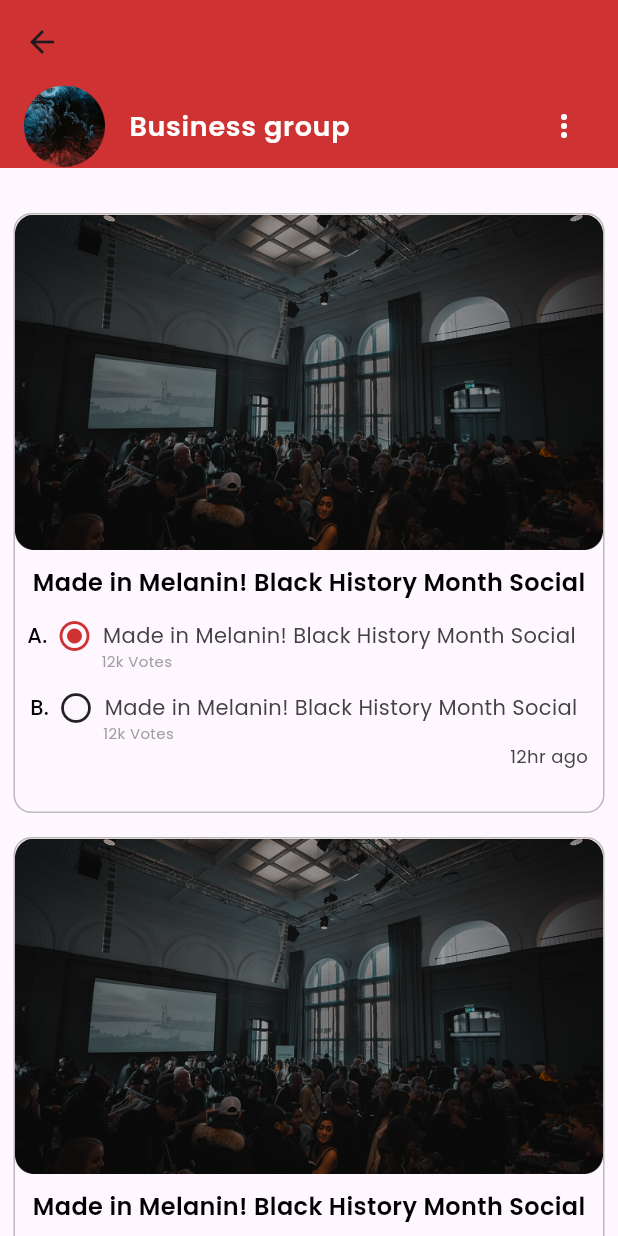
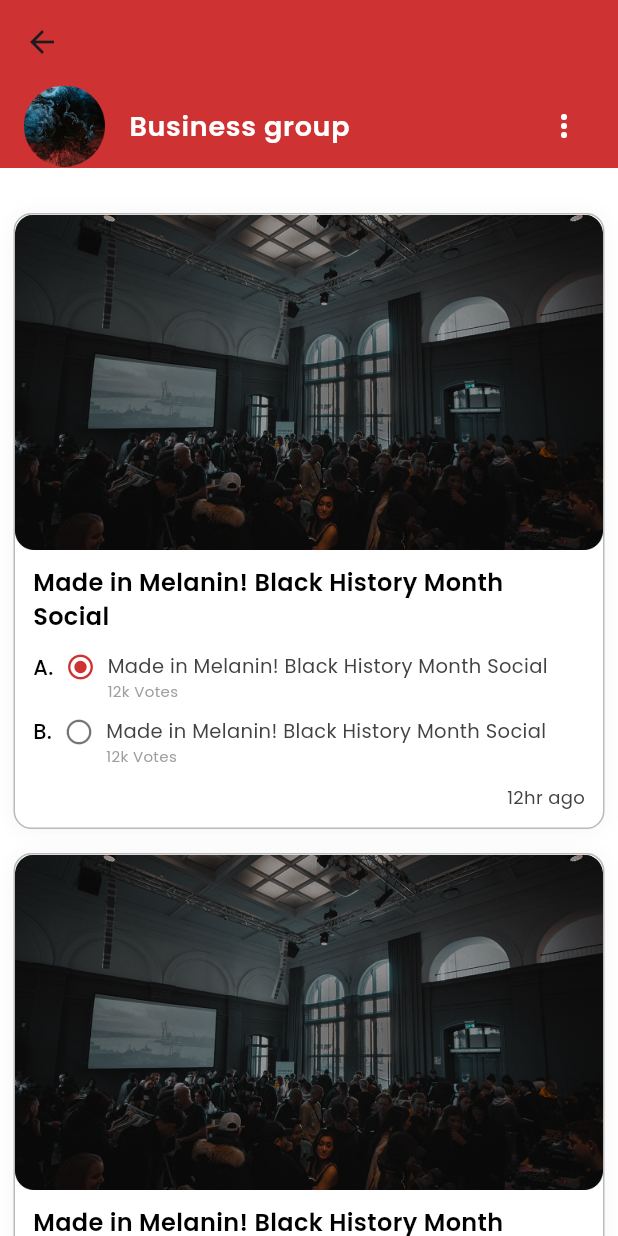
Before and after one commit to Muhaib380/event_managment_app, a Flutter app: the Community screen opened directly, on a phone screen of 412 x 824 dp. Run offline on Flutter 3.47's test engine with Material 3 defaults, Android fonts, the phone set to English and light mode, and no system bars; our stand-ins replace font_awesome_flutter, gap, google_fonts, shared_preferences, smooth_page_indicator, table_calendar; accounts and stored records are empty.

Commit message:
Added images/assets

```diff
--- a/lib/main.dart
+++ b/lib/main.dart
@@ -10,14 +10,19 @@ import 'package:event_managment_app/presentation/views/Edit_details/ediit_detail
 import 'package:event_managment_app/presentation/views/Group_profile/group_profile.dart';
 import 'package:event_managment_app/presentation/views/Login/create_account.dart';
 import 'package:event_managment_app/presentation/views/Login/login.dart';
+import 'package:event_managment_app/presentation/views/Provider/theme_provider.dart';
 import 'package:event_managment_app/presentation/views/event/evets_page.dart';
 import 'package:event_managment_app/presentation/views/iphone-16/notifition.dart';
 import 'package:event_managment_app/presentation/views/splash_screen/splash_screen.dart';
 import 'package:event_managment_app/presentation/views/walkthrough_pages/walkthrough_1.dart';
 import 'package:flutter/material.dart';
+import 'package:provider/provider.dart';
 
 void main() {
-  runApp(const MyApp());
+  runApp(ChangeNotifierProvider(
+      create: (context)=> ThemeProvider(),
+      child: const MyApp(),
+  ));
 }
 
 class MyApp extends StatelessWidget {
@@ -26,11 +31,42 @@ class MyApp extends StatelessWidget {
 
   @override
   Widget build(BuildContext context) {
+    final themeProvider = Provider.of<ThemeProvider>(context);
     return MaterialApp(
-      title: 'Flutter Demo',debugShowCheckedModeBanner: false,
-      theme: ThemeData(
+      title: 'Dark Mode App',
+      themeMode: themeProvider.themeMode,
+      debugShowCheckedModeBanner: false,
 
-        colorScheme: .fromSeed(seedColor: Colors.deepPurple),
+      // LIGHT THEME
+      theme: ThemeData.light().copyWith(
+        scaffoldBackgroundColor: Colors.white,
+        appBarTheme: const AppBarTheme(backgroundColor: Colors.blue),
+      ),
+
+      // DARK THEME (Yahan changes ki hain)
+      darkTheme: ThemeData(
+        brightness: Brightness.dark,
+        scaffoldBackgroundColor: Colors.black, // Puri app ka background Black
+
+        // 1. Sab Text ko White karne ke liye
+        textTheme: const TextTheme(
+          bodyLarge: TextStyle(color: Colors.white),
+          bodyMedium: TextStyle(color: Colors.white),
+          titleLarge: TextStyle(color: Colors.white),
+        ),
+
+        // 2. Sab Icons ko White karne ke liye
+        iconTheme: const IconThemeData(color: Colors.white),
+
+        // 3. Card ya Container ka color set karne ke liye
+        // (Dark mode mein containers ko halka dark rakha jata hai taake white text dikhe)
+        cardColor: Colors.grey,
+
+        appBarTheme: const AppBarTheme(
+          backgroundColor: Colors.black,
+          iconTheme: IconThemeData(color: Colors.white),
+          titleTextStyle: TextStyle(color: Colors.white, fontSize: 20),
+        ),
       ),
       home: Walkthrough1(),
     );
--- a/lib/presentation/views/Bottome_Navigation_Bar/Home/Home_page.dart
+++ b/lib/presentation/views/Bottome_Navigation_Bar/Home/Home_page.dart
@@ -25,7 +25,7 @@ class _HomePageState extends State<HomePage> {
   Widget build(BuildContext context) {
     return Material(
       child: Scaffold(
-        backgroundColor: Colors.white,
+        backgroundColor: Theme.of(context).scaffoldBackgroundColor,
         appBar: AppBar(
           backgroundColor: Colors.white,
           elevation: 0,
@@ -512,6 +512,7 @@ class _HomePageState extends State<HomePage> {
                  rightChevronIcon: Icon(Icons.chevron_right, color: Colors.black),
               ),
                  calendarStyle: CalendarStyle(
+                 defaultTextStyle: TextStyle(color: Colors.white), // Texts ko white karein
                  selectedDecoration: BoxDecoration(
                  color: AppColors.primaryColor,
                  shape: BoxShape.circle,
--- a/lib/presentation/views/Bottome_Navigation_Bar/Profile.dart
+++ b/lib/presentation/views/Bottome_Navigation_Bar/Profile.dart
@@ -5,6 +5,9 @@ import 'package:event_managment_app/presentation/views/iphone-16/notifition.dart
 import 'package:flutter/material.dart';
 import 'package:gap/gap.dart';
 import 'package:google_fonts/google_fonts.dart';
+import 'package:provider/provider.dart';
+
+import '../Provider/theme_provider.dart';
 
 class Profile extends StatefulWidget {
   const Profile({super.key});
@@ -14,6 +17,7 @@ class Profile extends StatefulWidget {
 }
 
 class _ProfileState extends State<Profile> {
+  late final themeProvider = Provider.of<ThemeProvider>(context);
   @override
   Widget build(BuildContext context) {
     return SafeArea(
@@ -156,16 +160,26 @@ class _ProfileState extends State<Profile> {
               endIndent: 16,
             ),
             ListTile(
-              leading: Icon(Icons.dark_mode_outlined),
-              title: Text("Dark Mode",
+              leading: Icon(
+                themeProvider.isDarkMode ? Icons.dark_mode : Icons.dark_mode_outlined,
+              ),
+              title: Text(
+                "Dark Mode",
                 style: GoogleFonts.poppins(
-                    fontWeight: FontWeight.w500,
-                    fontSize: 16,
-                    color: AppColors.blackColor
+                  fontWeight: FontWeight.w500,
+                  fontSize: 16,
+                  color: Theme.of(context).textTheme.bodyLarge?.color,
                 ),
               ),
-              trailing: Icon(Icons.arrow_forward_ios,size: 16,),
-              onTap: (){},
+              trailing: Switch(
+                value: themeProvider.isDarkMode,
+                onChanged: (value) {
+                  themeProvider.toggleTheme(value);
+                },
+              ),
+              onTap: () {
+                themeProvider.toggleTheme(!themeProvider.isDarkMode);
+              },
             ),
             Divider(
               color: AppColors.lightgray,
--- a/lib/presentation/views/Bottome_Navigation_Bar/community.dart
+++ b/lib/presentation/views/Bottome_Navigation_Bar/community.dart
@@ -15,230 +15,145 @@ class Community extends StatefulWidget {
 class _CommunityState extends State<Community> {
   @override
   Widget build(BuildContext context) {
+    bool isDark = Theme.of(context).brightness == Brightness.dark;
+
     return Scaffold(
+      backgroundColor: isDark ? const Color(0xFF121212) : Colors.white,
       appBar: AppBar(
         backgroundColor: AppColors.primaryColor,
+        elevation: 0,
       ),
       body: SafeArea(
         child: SingleChildScrollView(
-          child: Column(children: [
+          child: Column(
+            children: [
               Container(
                 color: AppColors.primaryColor,
-          child:
-             ListTile(
-             leading: Image.asset(AssetsConstants.Ellipse,width: 54,height: 54,),
-             title: Text("Business group"
-             ,style: GoogleFonts.poppins(
+                child: ListTile(
+                  leading: Image.asset(AssetsConstants.Ellipse, width: 54, height: 54),
+                  title: Text(
+                    "Business group",
+                    style: GoogleFonts.poppins(
                       fontWeight: FontWeight.w600,
-             fontSize: 18,color: AppColors.whiteColor),),
-             trailing: Icon(Icons.more_vert_outlined,color: AppColors.whiteColor,),
+                      fontSize: 18,
+                      color: Colors.white,
                     ),
                   ),
-             Gap(30),
-             Container(
+                  trailing: const Icon(Icons.more_vert_outlined, color: Colors.white),
+                ),
+              ),
+              const Gap(30),
+
+              // Pehla Card
+              _buildEventCard(context, isDark),
+
+              const Gap(16),
+
+              // Dusra Card
+              _buildEventCard(context, isDark),
+            ],
+          ),
+        ),
+      ),
+    );
+  }
+
+  Widget _buildEventCard(BuildContext context, bool isDark) {
+    return Container(
       width: 394,
-             height: 400,
+      // background color set karna zaruri hai taake card alag nazar aaye
       decoration: BoxDecoration(
-             borderRadius: .circular(12),
-             border: Border.all(color: AppColors.borderColor),
+          color: isDark ? const Color(0xFF1E1E1E) : Colors.white,
+          borderRadius: BorderRadius.circular(12),
+          border: Border.all(color: isDark ? Colors.white12 : AppColors.borderColor),
+          boxShadow: [
+            if(!isDark) BoxShadow(color: Colors.grey.withOpacity(0.1), blurRadius: 10)
+          ]
       ),
       child: Column(
+        crossAxisAlignment: CrossAxisAlignment.start, // Text alignment sahi karne ke liye
         children: [
-             InkWell(
-               child: Image.asset(
-               AssetsConstants.blackday,
-               width:double.infinity
-                ),
-               onTap: (){
-                 Navigator.push(context, MaterialPageRoute(builder: (context) => GroupProfile()));
+          ClipRRect(
+            borderRadius: const BorderRadius.vertical(top: Radius.circular(12)),
+            child: InkWell(
+              child: Image.asset(AssetsConstants.blackday, width: double.infinity, fit: BoxFit.cover),
+              onTap: () {
+                Navigator.push(context, MaterialPageRoute(builder: (context) => const GroupProfile()));
               },
             ),
-             Gap(10),
-             Text(
+          ),
+          const Gap(10),
+          Padding(
+            padding: const EdgeInsets.symmetric(horizontal: 12.0),
+            child: Text(
               "Made in Melanin! Black History Month Social",
               style: GoogleFonts.poppins(
                 fontWeight: FontWeight.w600,
                 fontSize: 16,
-             color: AppColors.blackColor,
+                color: isDark ? Colors.white : AppColors.blackColor,
               ),
             ),
-             Row(
+          ),
+          const Gap(12),
+
+          // Option A
+          _buildOption(isDark, "A.", "Made in Melanin! Black History Month Social", "12k Votes", true),
+
+          const Gap(10),
+
+          // Option B
+          _buildOption(isDark, "B.", "Made in Melanin! Black History Month Social", "12k Votes", false),
+
+          Padding(
+            padding: const EdgeInsets.all(12.0),
+            child: Row(
+              mainAxisAlignment: MainAxisAlignment.end,
               children: [
-             Gap(8),
-             Text("A.",style: GoogleFonts.poppins(fontWeight: FontWeight.w500,fontSize: 14,
-             color: AppColors.blackColor),),
-             Gap(6),
-             Icon(Icons.radio_button_checked_outlined,color: AppColors.primaryColor,),
-             Gap(6),
-             Column(
-             children: [
-             Padding(
-             padding: const EdgeInsets.only(top: 14),
-             child: Text("Made in Melanin! Black History Month Social"
-             ,style: GoogleFonts.poppins(
-             fontWeight: FontWeight.w400,
-             fontSize: 14,color: AppColors.melaninBlack
-          ),),
+                Text("12hr ago",
+                    style: GoogleFonts.poppins(
+                        fontWeight: FontWeight.w400, fontSize: 12,
+                        color: isDark ? Colors.white54 : AppColors.melaninBlack)),
+              ],
             ),
-             Padding(
-             padding: const EdgeInsets.only(right: 270),
-             child: Text("12k Votes"
-             ,style: GoogleFonts.poppins(
-             fontWeight: FontWeight.w400,
-             fontSize: 10,color: AppColors.lightgray
-          ),),
           )
         ],
       ),
-          ],),
-             Row(
+    );
+  }
+
+  // Options ke liye ek chota widget taake color handle karna asaan ho
+  Widget _buildOption(bool isDark, String label, String text, String votes, bool isChecked) {
+    return Padding(
+      padding: const EdgeInsets.symmetric(horizontal: 12.0),
+      child: Row(
+        crossAxisAlignment: CrossAxisAlignment.start,
         children: [
-             Gap(10),
-             Text("B.",style: GoogleFonts.poppins(fontWeight: FontWeight.w500,fontSize: 14,
-             color: AppColors.blackColor),),
-             Gap(6),
-             Icon(Icons.radio_button_off),
-             Gap(6),
-             Column(
+          Text(label, style: GoogleFonts.poppins(
+              fontWeight: FontWeight.w500, fontSize: 14,
+              color: isDark ? Colors.white : AppColors.blackColor)),
+          const Gap(8),
+          Icon(
+            isChecked ? Icons.radio_button_checked_outlined : Icons.radio_button_off,
+            color: isChecked ? AppColors.primaryColor : (isDark ? Colors.white54 : Colors.black54),
+            size: 20,
+          ),
+          const Gap(8),
+          Expanded(
+            child: Column(
+              crossAxisAlignment: CrossAxisAlignment.start,
               children: [
-             Padding(
-             padding: const EdgeInsets.only(top: 14),
-             child: Text("Made in Melanin! Black History Month Social"
-             ,style: GoogleFonts.poppins(
-             fontWeight: FontWeight.w400,
-             fontSize: 14,color: AppColors.melaninBlack
-          ),),
-          ),
-             Padding(
-             padding: const EdgeInsets.only(right: 270),
-             child: Text("12k Votes",style: GoogleFonts.poppins(fontWeight: FontWeight.w400,
-             fontSize: 10,color: AppColors.lightgray
-          ),),
-          )
-          ],
-          ),
-          ],),
-             Row(
-             mainAxisAlignment: MainAxisAlignment.end,
-             children: [
-             Padding(
-             padding: const EdgeInsets.only(right: 10),
-             child: Text("12hr ago"
-             ,style: GoogleFonts.poppins(
-             fontWeight: FontWeight.w400,
-             fontSize: 12,color: AppColors.melaninBlack),),
-          )
-          ],)
+                Text(text,
+                    style: GoogleFonts.poppins(
+                        fontWeight: FontWeight.w400, fontSize: 13,
+                        color: isDark ? Colors.white70 : AppColors.melaninBlack)),
+                Text(votes,
+                    style: GoogleFonts.poppins(
+                        fontWeight: FontWeight.w400, fontSize: 10,
+                        color: isDark ? Colors.white38 : AppColors.lightgray)),
               ],
             ),
           ),
-             Gap(16),
-             Container(
-             width: 394,
-             height: 400,
-             decoration: BoxDecoration(
-             borderRadius: .circular(12),
-             border: Border.all(color: AppColors.borderColor),
-          ),
-             child: Column(
-             children: [
-             InkWell(
-               child: Image.asset(
-               AssetsConstants.blackday,
-               width:double.infinity
-                         ),
-               onTap: (){
-                 Navigator.push(context, MaterialPageRoute(builder: (context) => GroupProfile()));
-               },
-             ),
-             Gap(10),
-             Text(
-             "Made in Melanin! Black History Month Social",
-             style: GoogleFonts.poppins(
-             fontWeight: FontWeight.w600,
-             fontSize: 16,
-             color: AppColors.blackColor,
-          ),
-          ),
-             Row(
-             children: [
-             Gap(8),
-             Text("A.",
-             style: GoogleFonts.poppins(
-             fontWeight: FontWeight.w500,fontSize: 14,
-             color: AppColors.blackColor),),
-             Gap(6),
-             Icon(Icons.radio_button_checked_outlined,color: AppColors.primaryColor,),
-             Gap(6),
-             Column(
-             children: [
-             Padding(
-             padding: const EdgeInsets.only(top: 14),
-             child: Text("Made in Melanin! Black History Month Social",
-             style: GoogleFonts.poppins(
-             fontWeight: FontWeight.w400,
-             fontSize: 14,color: AppColors.melaninBlack
-          ),),
-          ),
-             Padding(
-             padding: const EdgeInsets.only(right: 270),
-             child: Text("12k Votes"
-             ,style: GoogleFonts.poppins(
-             fontWeight: FontWeight.w400,
-             fontSize: 10,color: AppColors.lightgray
-          ),),
-          )
         ],
-          ),
-          ],),
-             Row(
-             children: [
-             Gap(10),
-             Text("B.",style: GoogleFonts.poppins(
-             fontWeight: FontWeight.w500,fontSize: 14,
-             color: AppColors.blackColor),),
-             Gap(6),
-             Icon(Icons.radio_button_off),
-             Gap(6),
-             Column(
-             children: [
-             Padding(
-             padding: const EdgeInsets.only(top: 14),
-             child: Text("Made in Melanin! Black History Month Social",
-             style: GoogleFonts.poppins(
-             fontWeight: FontWeight.w400,
-             fontSize: 14,color: AppColors.melaninBlack
-          ),),
-          ),
-             Padding(
-             padding: const EdgeInsets.only(right: 270),
-             child: Text("12k Votes"
-             ,style: GoogleFonts.poppins(
-             fontWeight: FontWeight.w400,
-             fontSize: 10,color: AppColors.lightgray
-          ),),
-          )
-          ],
-          ),
-          ],),
-             Row(
-             mainAxisAlignment: MainAxisAlignment.end,
-             children: [
-             Padding(
-             padding: const EdgeInsets.only(right: 10),
-             child: Text("12hr ago"
-             ,style: GoogleFonts.poppins(
-             fontWeight: FontWeight.w400,
-             fontSize: 12,color: AppColors.melaninBlack),),
-          )
-          ],)
-          ],
-          ),
-          ),
-
-
-          ],),
-          ),
       ),
     );
   }
--- a/lib/presentation/views/Bottome_Navigation_Bar/favorite.dart
+++ b/lib/presentation/views/Bottome_Navigation_Bar/favorite.dart
@@ -18,6 +18,7 @@ class _FavoriteState extends State<Favorite> {
   Widget build(BuildContext context) {
     return SafeArea(
       child: Scaffold(
+          backgroundColor: Theme.of(context).scaffoldBackgroundColor,
           body:  SingleChildScrollView(
             child: Column(children: [
               Gap(29.38),
--- /dev/null
+++ b/lib/presentation/views/Provider/theme_provider.dart
@@ -0,0 +1,31 @@
+import 'package:flutter/material.dart';
+import 'package:shared_preferences/shared_preferences.dart';
+
+class ThemeProvider extends ChangeNotifier {
+  ThemeMode themeMode = ThemeMode.light;
+
+  bool get isDarkMode => themeMode == ThemeMode.dark;
+
+  ThemeProvider() {
+    loadThemeFromPrefs(); // App start hotey hi saved theme load karega
+  }
+
+  void toggleTheme(bool isOn) async {
+    themeMode = isOn ? ThemeMode.dark : ThemeMode.light;
+    notifyListeners(); // Poore app ko update karega
+    saveThemeToPrefs(isOn);
+  }
+
+  // Shared Preferences for saving theme state
+  Future<void> loadThemeFromPrefs() async {
+    SharedPreferences prefs = await SharedPreferences.getInstance();
+    bool isDark = prefs.getBool('isDarkMode') ?? false;
+    themeMode = isDark ? ThemeMode.dark : ThemeMode.light;
+    notifyListeners();
+  }
+
+  Future<void> saveThemeToPrefs(bool isDark) async {
+    SharedPreferences prefs = await SharedPreferences.getInstance();
+    prefs.setBool('isDarkMode', isDark);
+  }
+}
--- a/pubspec.yaml
+++ b/pubspec.yaml
@@ -41,11 +41,15 @@ dependencies:
   smooth_page_indicator: ^2.0.1
   table_calendar: ^3.2.0
   font_awesome_flutter: ^11.0.0
+  shared_preferences: ^2.5.5
+  provider: ^6.1.5+1
 
 
 dev_dependencies:
   flutter_test:
     sdk: flutter
+
+
 
   # The "flutter_lints" package below contains a set of recommended lints to
   # encourage good coding practices. The lint set provided by the package is
```
Also changed, not shown: pubspec.lock, 1 other file. Lines whose indentation alone changed are shown as unchanged.
